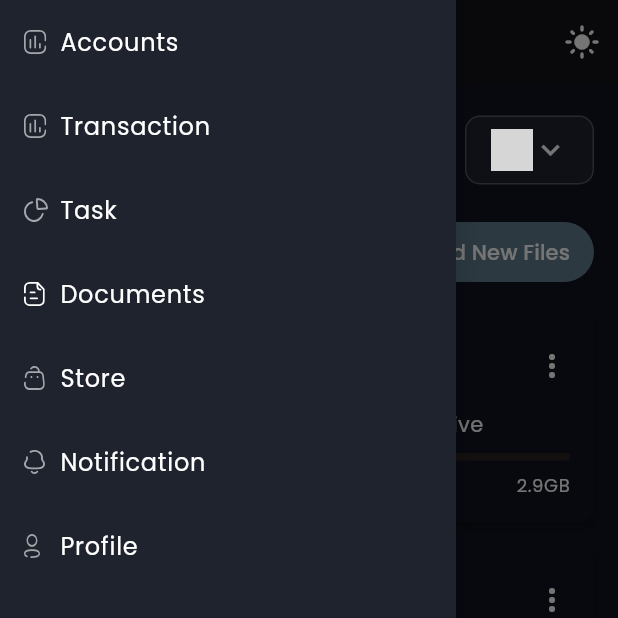
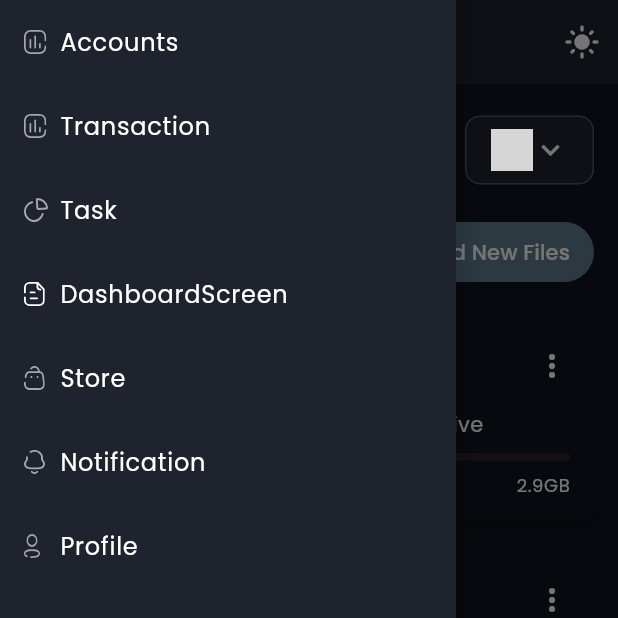
Before and after one commit to kakelay/Dashboard-Admin-Flutter, a Flutter app: the screen it shows after launch, with the side drawer open, on a phone screen of 412 x 824 dp, the top half of it. Run offline on Flutter 3.47's test engine with Material 3 defaults, Android fonts, the phone set to English and light mode, and no system bars; our stand-ins replace fl_chart, flutter_svg, gap, google_fonts; network calls fail; project files that could hold a hidden picture were left out; grey boxes are pictures that could not be loaded.

Commit message:
update code for menu screen

```diff
--- a/lib/screens/main/components/side_menu.dart
+++ b/lib/screens/main/components/side_menu.dart
@@ -52,7 +52,7 @@ class SideMenu extends StatelessWidget {
               isDarkMode: isDarkMode,
             ),
             DrawerListTile(
-              title: "Documents",
+              title: "DashboardScreen",
               svgSrc: "assets/icons/menu_doc.svg",
               press: () {},
               isDarkMode: isDarkMode,
--- a/lib/screens/main/main_screen.dart
+++ b/lib/screens/main/main_screen.dart
@@ -60,10 +60,12 @@ class _MainScreenState extends State<MainScreen> {
     final themeProvider = Provider.of<ThemeProvider>(context);
     final isDarkMode = themeProvider.isDarkMode;
     final iconColor = isDarkMode ? Colors.white : secondaryColorDark;
+    final appBarColor = isDarkMode ? secondaryColorDark : Colors.white;
 
     return Scaffold(
       key: context.read<MenuAppController>().scaffoldKey,
       appBar: AppBar(
+        backgroundColor: appBarColor,
         leading: Responsive.isDesktop(context)
             ? IconButton(
                 icon: Icon(
@@ -95,12 +97,20 @@ class _MainScreenState extends State<MainScreen> {
           crossAxisAlignment: CrossAxisAlignment.start,
           children: [
             if (Responsive.isDesktop(context) && isMenuOpen)
-              Expanded(
+              const Expanded(
                 child: SideMenu(),
               ),
             Expanded(
               flex: isMenuOpen ? 5 : 6, // Adjust width dynamically
               child: const DashboardScreen(),
+              // child: const Transaction(),
+              // child: const Task(),
+              // child: const Store(),
+              // child: const Notification(),
+              // child: const Profile(),
+              // child: const Settings(),
+              // child: const Logout(),
+
             ),
           ],
         ),
```
